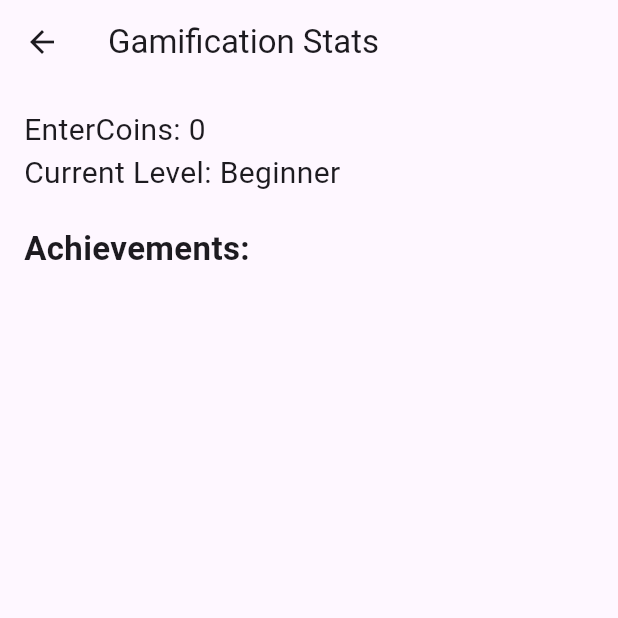
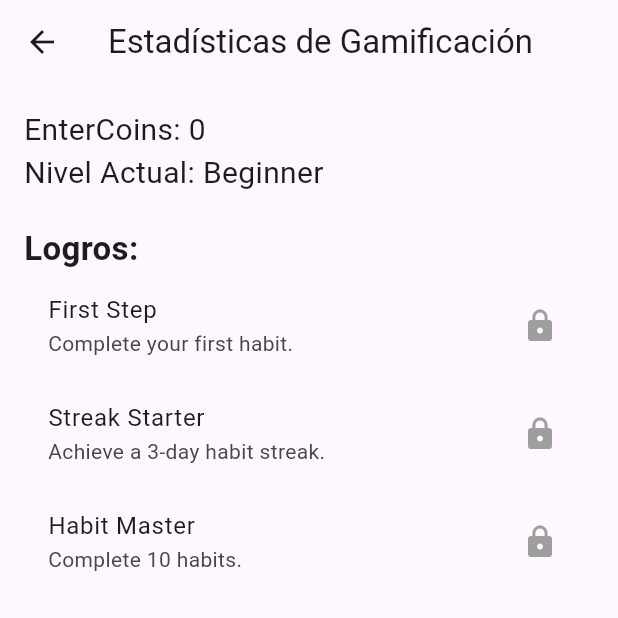
Before and after one commit to AlexisCardozzo/enterpro_app, a Flutter app: the GamificationScreen screen opened directly, on a phone screen of 412 x 824 dp, the top half of it. Run offline on Flutter 3.47's test engine with Material 3 defaults, Android fonts, the phone set to English and light mode, and no system bars; our stand-ins replace sqflite; accounts and stored records are empty.

Commit message:
feat: Implementadas mejoras de profesionalismo y gamificación

```diff
--- a/lib/providers/gamification_provider.dart
+++ b/lib/providers/gamification_provider.dart
@@ -1,3 +1,5 @@
+/// `GamificationProvider` gestiona la lógica de gamificación de la aplicación,
+/// incluyendo las estadísticas del usuario, niveles y logros.
 import 'package:flutter/material.dart';
 import 'package:enterpro/models/gamification/achievement.dart';
 import 'package:enterpro/models/gamification/level.dart';
@@ -5,7 +7,9 @@ import 'package:enterpro/models/gamification/user_stats.dart';
 import 'package:enterpro/services/database_helper.dart';
 
 class GamificationProvider with ChangeNotifier {
+  /// Estadísticas actuales del usuario, como monedas y nivel.
   UserStats _userStats = UserStats(id: 1);
+  /// Lista predefinida de niveles de gamificación.
   final List<Level> _levels = [
     Level(id: 1, name: 'Beginner', requiredPoints: 0),
     Level(id: 2, name: 'Apprentice', requiredPoints: 100),
@@ -13,31 +17,45 @@ class GamificationProvider with ChangeNotifier {
     Level(id: 4, name: 'Master', requiredPoints: 500),
     Level(id: 5, name: 'Grandmaster', requiredPoints: 1000),
   ];
-  List<Achievement> _achievements = [
+  /// Lista de logros del usuario, cargados desde la base de datos.
+  List<Achievement> _achievements = [];
+  /// Logros predefinidos que se inicializan si la base de datos está vacía.
+  final List<Achievement> _predefinedAchievements = [
     Achievement(id: 1, name: 'First Step', description: 'Complete your first habit.'),
     Achievement(id: 2, name: 'Streak Starter', description: 'Achieve a 3-day habit streak.'),
     Achievement(id: 3, name: 'Habit Master', description: 'Complete 10 habits.'),
   ];
 
+  /// Constructor de `GamificationProvider`.
+  /// Carga los datos iniciales al instanciar el proveedor.
   GamificationProvider() {
     _loadData();
   }
 
+  /// Carga las estadísticas del usuario y los logros desde la base de datos.
+  /// Si no hay logros, inicializa con los logros predefinidos.
   Future<void> _loadData() async {
     _userStats = await DatabaseHelper.instance.getUserStats() ?? UserStats(id: 1);
     _achievements = await DatabaseHelper.instance.getAchievements();
+
     if (_achievements.isEmpty) {
-      for (var achievement in _achievements) {
+      for (var achievement in _predefinedAchievements) {
         await DatabaseHelper.instance.insertAchievement(achievement);
       }
+      _achievements = _predefinedAchievements; // Inicializa con los predefinidos si la DB estaba vacía
     }
     notifyListeners();
   }
 
+  /// Getter para las estadísticas del usuario.
   UserStats get userStats => _userStats;
+  /// Getter para la lista de niveles.
   List<Level> get levels => _levels;
+  /// Getter para la lista de logros.
   List<Achievement> get achievements => _achievements;
 
+  /// Añade monedas al usuario y actualiza sus estadísticas.
+  /// También verifica si el usuario sube de nivel y si desbloquea logros.
   Future<void> addEnterCoins(int coins) async {
     _userStats = _userStats.copyWith(enterCoins: _userStats.enterCoins + coins);
     await DatabaseHelper.instance.updateUserStats(_userStats);
@@ -46,21 +64,29 @@ class GamificationProvider with ChangeNotifier {
     notifyListeners();
   }
 
+  /// Verifica si el usuario ha alcanzado un nuevo nivel basado en sus `enterCoins`.
   void _checkLevelUp() {
     for (var level in _levels) {
       if (_userStats.enterCoins >= level.requiredPoints && _userStats.currentLevelId < level.id) {
         _userStats = _userStats.copyWith(currentLevelId: level.id);
-        // Optionally, add a notification or animation for level up
+        // Opcionalmente, añadir una notificación o animación para la subida de nivel
       }
     }
   }
 
+  /// Verifica y desbloquea logros basados en las estadísticas del usuario.
   Future<void> _checkAchievements() async {
-    // Example: Unlock 'First Step' achievement
-    if (_userStats.enterCoins >= 10 && !_achievements[0].isUnlocked) { // Assuming 'First Step' is the first achievement
-      _achievements[0] = _achievements[0].copyWith(isUnlocked: true, unlockedDate: DateTime.now());
-      await DatabaseHelper.instance.updateAchievement(_achievements[0]);
+    // Ejemplo: Desbloquear el logro 'First Step' (asumiendo que el ID 1 es 'First Step')
+    final firstStepAchievement = _achievements.firstWhere((a) => a.id == 1, orElse: () => Achievement(id: 0, name: '', description: ''));
+    if (firstStepAchievement.id != 0 && _userStats.enterCoins >= 10 && !firstStepAchievement.isUnlocked) {
+      final updatedAchievement = firstStepAchievement.copyWith(isUnlocked: true, unlockedDate: DateTime.now());
+      await DatabaseHelper.instance.updateAchievement(updatedAchievement);
+      // Actualiza el logro en la lista local
+      final index = _achievements.indexWhere((a) => a.id == updatedAchievement.id);
+      if (index != -1) {
+        _achievements[index] = updatedAchievement;
+      }
     }
-    // More complex achievement logic would go here
+    // La lógica para otros logros más complejos iría aquí
   }
 }
--- a/lib/screens/gamification_screen.dart
+++ b/lib/screens/gamification_screen.dart
@@ -1,32 +1,42 @@
+/// Pantalla que muestra las estadísticas de gamificación del usuario,
+/// incluyendo EnterCoins, nivel actual y logros desbloqueados.
 import 'package:flutter/material.dart';
 import 'package:provider/provider.dart';
 import 'package:enterpro/providers/gamification_provider.dart';
 
 class GamificationScreen extends StatelessWidget {
+  /// Constructor para `GamificationScreen`.
   const GamificationScreen({super.key});
 
   @override
   Widget build(BuildContext context) {
+    // Obtiene la instancia de GamificationProvider del árbol de widgets.
     final gamificationProvider = Provider.of<GamificationProvider>(context);
+    // Obtiene las estadísticas del usuario.
     final userStats = gamificationProvider.userStats;
+    // Encuentra el nivel actual del usuario.
     final currentLevel = gamificationProvider.levels.firstWhere(
       (level) => level.id == userStats.currentLevelId,
-      orElse: () => gamificationProvider.levels.first, // Default to first level if not found
+      orElse: () => gamificationProvider.levels.first, // Por defecto, el primer nivel si no se encuentra.
     );
 
     return Scaffold(
       appBar: AppBar(
-        title: const Text('Gamification Stats'),
+        title: const Text('Estadísticas de Gamificación'),
       ),
       body: Padding(
         padding: const EdgeInsets.all(16.0),
         child: Column(
           crossAxisAlignment: CrossAxisAlignment.start,
           children: <Widget>[
+            // Muestra los EnterCoins del usuario.
             Text('EnterCoins: ${userStats.enterCoins}', style: const TextStyle(fontSize: 20)),
-            Text('Current Level: ${currentLevel.name}', style: const TextStyle(fontSize: 20)),
+            // Muestra el nivel actual del usuario.
+            Text('Nivel Actual: ${currentLevel.name}', style: const TextStyle(fontSize: 20)),
             const SizedBox(height: 20),
-            const Text('Achievements:', style: TextStyle(fontSize: 22, fontWeight: FontWeight.bold)),
+            // Título para la sección de logros.
+            const Text('Logros:', style: TextStyle(fontSize: 22, fontWeight: FontWeight.bold)),
+            // Lista expandible de logros.
             Expanded(
               child: ListView.builder(
                 itemCount: gamificationProvider.achievements.length,
```
Also changed, not shown: lib/main.dart (+10 -0 lines), lib/models/avatar.dart (+9 -0 lines), 1 other file.
